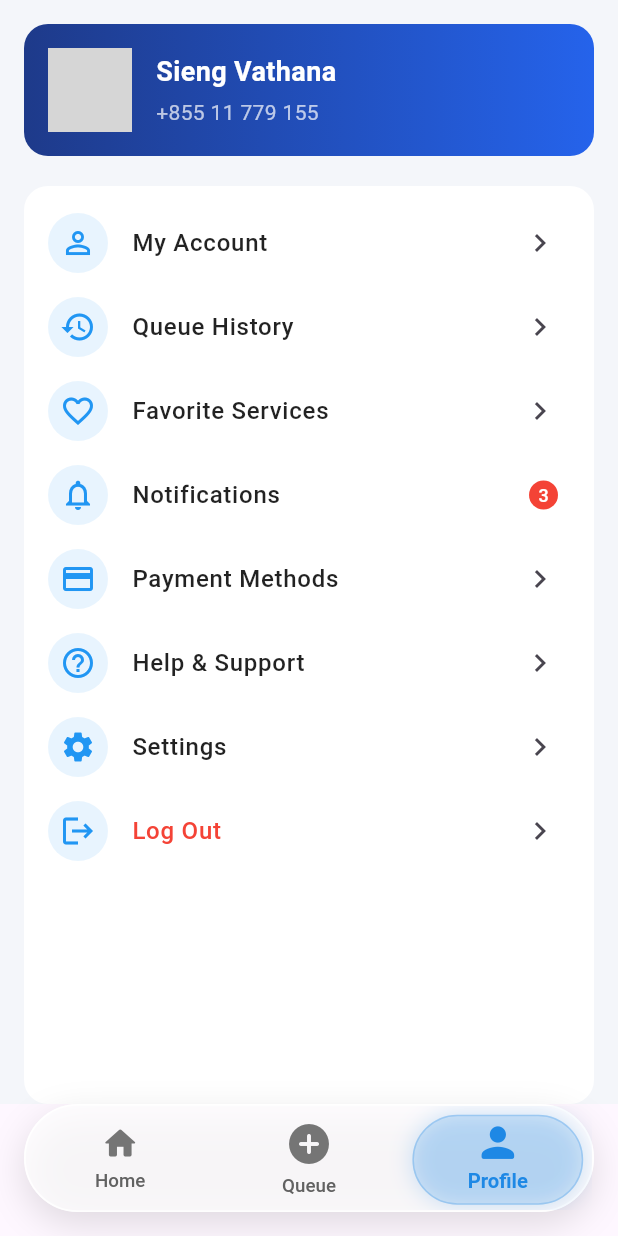
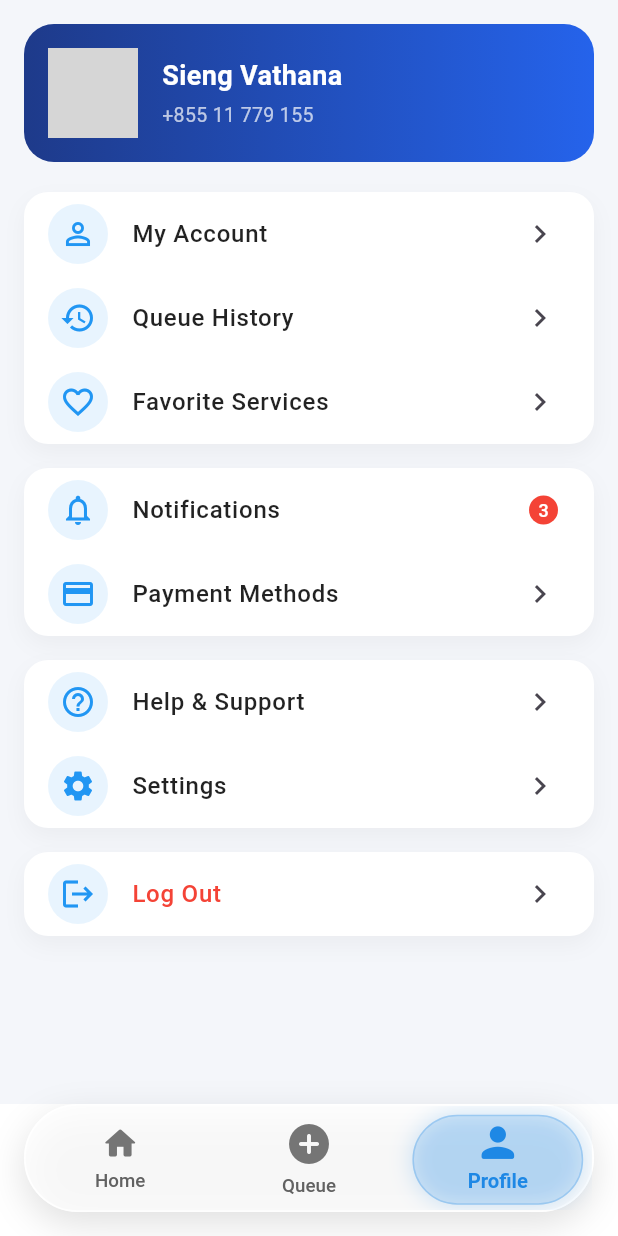
Before and after one commit to VathanaProgrammer/Queue-App, a Flutter app: the screen it shows after launch, item 3 of the bottom bar chosen, after a tap on "My Account", on a phone screen of 412 x 824 dp. Run offline on Flutter 3.47's test engine with Material 3 defaults, Android fonts, the phone set to English and light mode, and no system bars; network calls fail; grey boxes are pictures that could not be loaded.

Commit message:
update profile

```diff
--- a/lib/features/home/presentation/home.dart
+++ b/lib/features/home/presentation/home.dart
@@ -8,7 +8,6 @@ class HomeScreen extends StatelessWidget {
 
   @override
   Widget build(BuildContext context) {
-    // ✅ CLEAN DATA
     final List<Bank> banks = [
       Bank(
         letter: "A",
@@ -23,6 +22,13 @@ class HomeScreen extends StatelessWidget {
         services: "3 services available",
         waiting: "12 waiting",
         color: const Color(0xFF42A5F5),
+      ),
+      Bank(
+        letter: "C",
+        name: "Canadia Bank",
+        services: "4 services available",
+        waiting: "18 waiting",
+        color: const Color(0xFF64B5F6),
       ),
       Bank(
         letter: "C",
--- a/lib/features/navigation/widget/navbar.dart
+++ b/lib/features/navigation/widget/navbar.dart
@@ -22,6 +22,10 @@ class _NavBarScreenState extends State<NavBarScreen> {
   @override
   Widget build(BuildContext context) {
     return Scaffold(
+      // backgroundColor: Colors.transparent,
+      // extendBody: true,
+      backgroundColor: Colors.white,
+      extendBodyBehindAppBar: true,
       body: _screens[_currentIndex],
 
       bottomNavigationBar: SafeArea(
--- a/lib/features/profile/presentation/profile.dart
+++ b/lib/features/profile/presentation/profile.dart
@@ -14,6 +14,7 @@ class Profilescreen extends StatelessWidget {
           children: [
             const SizedBox(height: 16),
 
+            // ================= HEADER =================
             Container(
               margin: const EdgeInsets.symmetric(horizontal: 16),
               padding: const EdgeInsets.all(16),
@@ -21,20 +22,27 @@ class Profilescreen extends StatelessWidget {
                 gradient: const LinearGradient(
                   colors: [Color(0xFF1E3A8A), Color(0xFF2563EB)],
                 ),
-                borderRadius: BorderRadius.circular(16),
+                borderRadius: BorderRadius.circular(20),
               ),
               child: Row(
                 children: [
                   const CircleAvatar(
-                    radius: 28,
-                    backgroundImage: NetworkImage("https://ibb.co/sdng2qF9"),
+                    radius: 30,
+                    backgroundImage: NetworkImage(
+                      "https://docs.flutter.dev/assets/images/dash/dash-fainting.gif",
                     ),
+                  ),
+
                   const SizedBox(width: 16),
-                  const Column(
+
+                  // FIX: prevent overflow + better layout
+                  Expanded(
+                    child: Column(
                       crossAxisAlignment: CrossAxisAlignment.start,
-                    children: [
+                      children: const [
                         Text(
                           "Sieng Vathana",
+                          overflow: TextOverflow.ellipsis,
                           style: TextStyle(
                             color: Colors.white,
                             fontSize: 18,
@@ -44,9 +52,13 @@ class Profilescreen extends StatelessWidget {
                         SizedBox(height: 4),
                         Text(
                           "+855 11 779 155",
-                        style: TextStyle(color: Colors.white70),
+                          style: TextStyle(
+                            color: Colors.white70,
+                            fontSize: 13,
+                          ),
                         ),
                       ],
+                    ),
                   ),
                 ],
               ),
@@ -54,35 +66,36 @@ class Profilescreen extends StatelessWidget {
 
             const SizedBox(height: 20),
 
+            // ================= LIST =================
             Expanded(
-              child: Container(
-                margin: const EdgeInsets.symmetric(horizontal: 16),
-                padding: const EdgeInsets.symmetric(vertical: 10),
-                decoration: BoxDecoration(
-                  color: Colors.white,
-                  borderRadius: BorderRadius.circular(16),
+              child: ListView(
+                padding: const EdgeInsets.only(
+                  left: 16,
+                  right: 16,
+                  bottom: 20,
                 ),
-                child: ListView(
                 children: [
+                  _buildSection([
                     ProfileItem(
                       icon: Icons.person_outline,
                       title: "My Account",
-                      onTap: () {
-                        debugPrint("Go to My Account");
-                      },
+                      onTap: () {},
                     ),
                     ProfileItem(
                       icon: Icons.history,
                       title: "Queue History",
-                      onTap: () {
-                        debugPrint("Go to History");
-                      },
+                      onTap: () {},
                     ),
                     ProfileItem(
                       icon: Icons.favorite_border,
                       title: "Favorite Services",
                       onTap: () {},
                     ),
+                  ]),
+
+                  const SizedBox(height: 16),
+
+                  _buildSection([
                     ProfileItem(
                       icon: Icons.notifications_none,
                       title: "Notifications",
@@ -94,6 +107,11 @@ class Profilescreen extends StatelessWidget {
                       title: "Payment Methods",
                       onTap: () {},
                     ),
+                  ]),
+
+                  const SizedBox(height: 16),
+
+                  _buildSection([
                     ProfileItem(
                       icon: Icons.help_outline,
                       title: "Help & Support",
@@ -104,17 +122,19 @@ class Profilescreen extends StatelessWidget {
                       title: "Settings",
                       onTap: () {},
                     ),
+                  ]),
+
+                  const SizedBox(height: 16),
+
+                  _buildSection([
                     ProfileItem(
                       icon: Icons.logout,
                       title: "Log Out",
                       isLogout: true,
-                      onTap: () {
-                        // 👉 logout logic here
-                        debugPrint("Logout clicked");
-                      },
+                      onTap: () {},
                     ),
+                  ]),
                 ],
-                ),
               ),
             ),
           ],
@@ -123,3 +143,20 @@ class Profilescreen extends StatelessWidget {
     );
   }
 }
+
+Widget _buildSection(List<Widget> items) {
+  return Container(
+    decoration: BoxDecoration(
+      color: Colors.white,
+      borderRadius: BorderRadius.circular(16),
+      boxShadow: [
+        BoxShadow(
+          color: Colors.black.withOpacity(0.04),
+          blurRadius: 12,
+          offset: const Offset(0, 6),
+        ),
+      ],
+    ),
+    child: Column(children: items),
+  );
+}
--- a/pubspec.yaml
+++ b/pubspec.yaml
@@ -34,6 +34,7 @@ dependencies:
   # The following adds the Cupertino Icons font to your application.
   # Use with the CupertinoIcons class for iOS style icons.
   cupertino_icons: ^1.0.8
+  get: ^4.7.3
 
 dev_dependencies:
   flutter_test:
```
Lines whose indentation alone changed are shown as unchanged.
